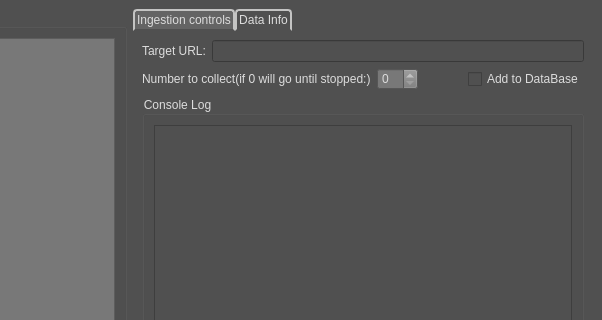
Old version of the form UI/main_window.ui in the repository michaelhmt/Benzaiten_mrk4_; both pictures show x 292 to 894 and y 0 to 320 of the 894 by 594 pixel window.
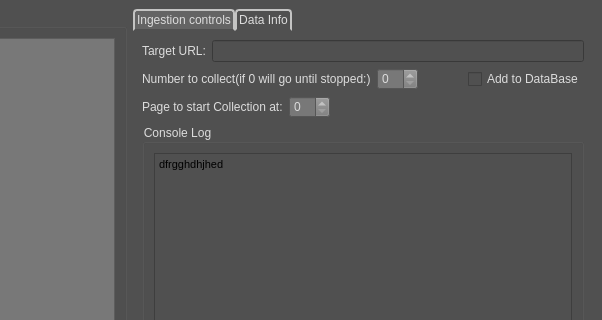
New version of the form.

Commit message:
Set up UI console
initial set up of UI console

What changed in the file:
```diff
--- a/UI/main_window.ui
+++ b/UI/main_window.ui
@@ -14,7 +14,7 @@
    <string>Benzaiten Data collect</string>
   </property>
   <property name="autoFillBackground">
-   <bool>true</bool>
+   <bool>false</bool>
   </property>
   <property name="styleSheet">
    <string notr="true">QMainWindow{
@@ -192,6 +192,46 @@
           </item>
          </layout>
         </item>
+        <item>
+         <layout class="QHBoxLayout" name="horizontalLayout_3">
+          <item>
+           <widget class="QLabel" name="label">
+            <property name="styleSheet">
+             <string notr="true">QLabel{
+	color: rgb(220, 220, 220);
+}</string>
+            </property>
+            <property name="text">
+             <string>Page to start Collection at:</string>
+            </property>
+           </widget>
+          </item>
+          <item>
+           <widget class="QSpinBox" name="spinBox">
+            <property name="styleSheet">
+             <string notr="true">QSpinBox{
+	color: rgb(220, 220, 220);
+	background: rgb(120, 120, 120);
+}
+</string>
+            </property>
+           </widget>
+          </item>
+          <item>
+           <spacer name="horizontalSpacer_2">
+            <property name="orientation">
+             <enum>Qt::Horizontal</enum>
+            </property>
+            <property name="sizeHint" stdset="0">
+             <size>
+              <width>40</width>
+              <height>20</height>
+             </size>
+            </property>
+           </spacer>
+          </item>
+         </layout>
+        </item>
         <item>
          <widget class="QGroupBox" name="groupBox_2">
           <property name="styleSheet">
@@ -219,7 +259,7 @@
 &lt;html&gt;&lt;head&gt;&lt;meta name=&quot;qrichtext&quot; content=&quot;1&quot; /&gt;&lt;style type=&quot;text/css&quot;&gt;
 p, li { white-space: pre-wrap; }
 &lt;/style&gt;&lt;/head&gt;&lt;body style=&quot; font-family:'MS Shell Dlg 2'; font-size:8.25pt; font-weight:400; font-style:normal;&quot;&gt;
-&lt;p style=&quot;-qt-paragraph-type:empty; margin-top:0px; margin-bottom:0px; margin-left:0px; margin-right:0px; -qt-block-indent:0; text-indent:0px;&quot;&gt;&lt;br /&gt;&lt;/p&gt;&lt;/body&gt;&lt;/html&gt;</string>
+&lt;p style=&quot; margin-top:0px; margin-bottom:0px; margin-left:0px; margin-right:0px; -qt-block-indent:0; text-indent:0px;&quot;&gt;dfrgghdhjhed&lt;/p&gt;&lt;/body&gt;&lt;/html&gt;</string>
              </property>
             </widget>
            </item>
```
The commit also changes 7 other files.
